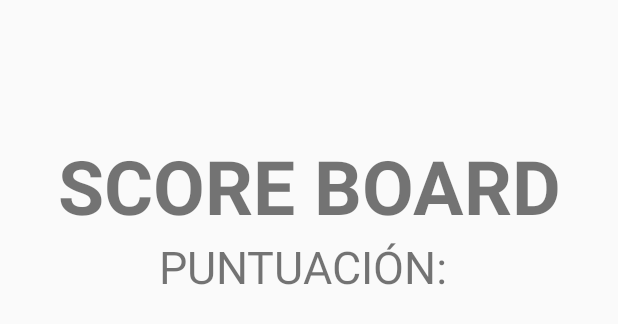
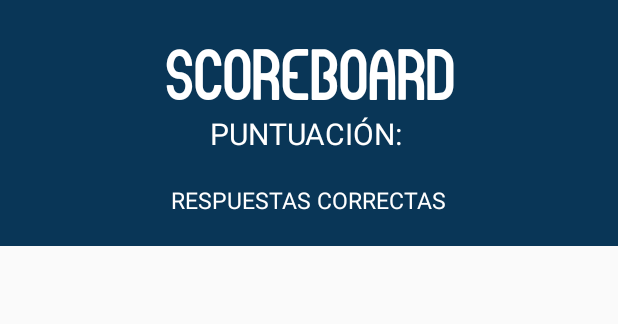
Before and after one commit to Arturodjs/HeadsUp_Parcial, an Android app: the layout leaderboard.xml on its own in the app's theme, with its tools: preview values and no code run, on a phone screen of 412 x 824 dp. Shown: the top 324 px of the screen. Run offline under Robolectric (Android 15) with nearby library versions, the phone set to English and light mode, and no system bars.

```diff
--- a/app/src/main/java/com/example/headsup/Scoreboard.java
+++ b/app/src/main/java/com/example/headsup/Scoreboard.java
@@ -21,7 +21,7 @@ public class Scoreboard extends AppCompatActivity {
     ArrayList<String> res_correctas;
 
     @Override
-    public void onCreate(@Nullable Bundle savedInstanceState, @Nullable PersistableBundle persistentState) {
+    public void onCreate(@Nullable Bundle savedInstanceState) {
         super.onCreate(savedInstanceState);
         setContentView(R.layout.leaderboard);
 
@@ -32,8 +32,8 @@ public class Scoreboard extends AppCompatActivity {
 
         puntos.setText("PUNTUACIÓN: " + ListaPreguntas.puntuacion);
 
-        //ArrayAdapter<String> adapter = new ArrayAdapter<String>(this, R.layout.formato_lista, res_correctas);
-        //lista.setAdapter(adapter);
+        ArrayAdapter<String> adapter = new ArrayAdapter<String>(this, android.R.layout.simple_list_item_1, res_correctas);
+        lista.setAdapter(adapter);
 
     }
 }
--- a/app/src/main/res/layout/leaderboard.xml
+++ b/app/src/main/res/layout/leaderboard.xml
@@ -4,16 +4,25 @@
     android:layout_width="match_parent"
     android:layout_height="match_parent">
 
+    <LinearLayout
+        android:layout_width="match_parent"
+        android:layout_height="wrap_content"
+        android:orientation="vertical"
+        android:paddingBottom="20dp"
+        android:background="#093657">
+
         <TextView
             android:id="@+id/idScoreBoardTitle"
             android:layout_width="wrap_content"
             android:layout_height="wrap_content"
             android:layout_gravity="center_horizontal"
-        android:layout_marginTop="90dp"
-        android:text="SCORE BOARD"
+            android:text="SCOREBOARD"
             android:textAlignment="center"
-        android:textSize="50dp"
-        android:textStyle="bold">
+            android:textColor="@color/white"
+            android:fontFamily="@font/otramas"
+            android:textSize="40dp"
+            android:textStyle="bold"
+            android:layout_marginTop="30dp">
         </TextView>
 
         <TextView
@@ -21,10 +30,24 @@
             android:layout_width="wrap_content"
             android:layout_height="wrap_content"
             android:layout_gravity="center_horizontal"
+            android:textColor="@color/white"
             android:text="PUNTUACIÓN: "
             android:textAlignment="center"
-        android:textSize="30dp">
+            android:textSize="20dp">
         </TextView>
+
+        <TextView
+            android:layout_width="wrap_content"
+            android:layout_height="wrap_content"
+            android:layout_gravity="center_horizontal"
+            android:textColor="@color/white"
+            android:text="RESPUESTAS CORRECTAS"
+            android:textAlignment="center"
+            android:layout_marginTop="20dp"
+            android:textSize="15dp">
+        </TextView>
+
+    </LinearLayout>
 
     <ListView
         android:id="@+id/listLeaderBoard"
```
Also changed, not shown: app/src/main/AndroidManifest.xml (+5 -2 lines), app/src/main/java/com/example/headsup/Gyroscope.java (added, +50 -0 lines), app/src/main/java/com/example/headsup/PreguntasActivity.java (+35 -5 lines), app/src/main/res/layout/formato_lista.xml (deleted, +0 -14 lines), app/src/main/res/layout/questions_layout.xml (+5 -2 lines). Lines whose indentation alone changed are shown as unchanged.
